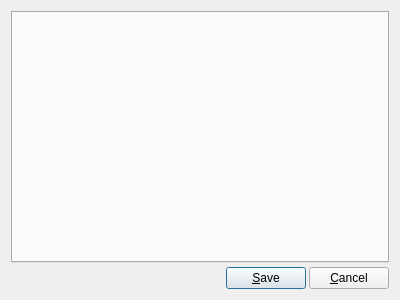
This is QtSettings/SettingsDialog.ui in x64dbg/QtSettings as Qt 5 draws it before an edit. The edited form follows.
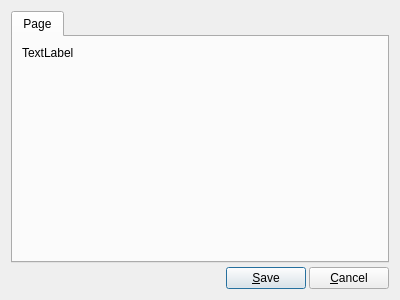
This is the edited form.

Diff of the .ui file:
```diff
--- a/QtSettings/SettingsDialog.ui
+++ b/QtSettings/SettingsDialog.ui
@@ -18,7 +18,42 @@
     <number>4</number>
    </property>
    <item>
-    <widget class="QTabWidget" name="tabWidget"/>
+    <widget class="QTabWidget" name="tabWidget">
+     <widget class="QWidget" name="tab">
+      <attribute name="title">
+       <string>Page</string>
+      </attribute>
+      <layout class="QVBoxLayout" name="verticalLayout_3">
+       <item>
+        <layout class="QVBoxLayout" name="tabVerticalLayout">
+         <item>
+          <widget class="QLabel" name="tabLabel">
+           <property name="text">
+            <string>TextLabel</string>
+           </property>
+          </widget>
+         </item>
+         <item>
+          <spacer name="tabVerticalSpacer">
+           <property name="orientation">
+            <enum>Qt::Vertical</enum>
+           </property>
+           <property name="sizeType">
+            <enum>QSizePolicy::Expanding</enum>
+           </property>
+           <property name="sizeHint" stdset="0">
+            <size>
+             <width>20</width>
+             <height>40</height>
+            </size>
+           </property>
+          </spacer>
+         </item>
+        </layout>
+       </item>
+      </layout>
+     </widget>
+    </widget>
    </item>
    <item>
     <layout class="QHBoxLayout" name="horizontalLayout">
```
Left out of the diff: 39 changed lines with no effect on the pictures.
